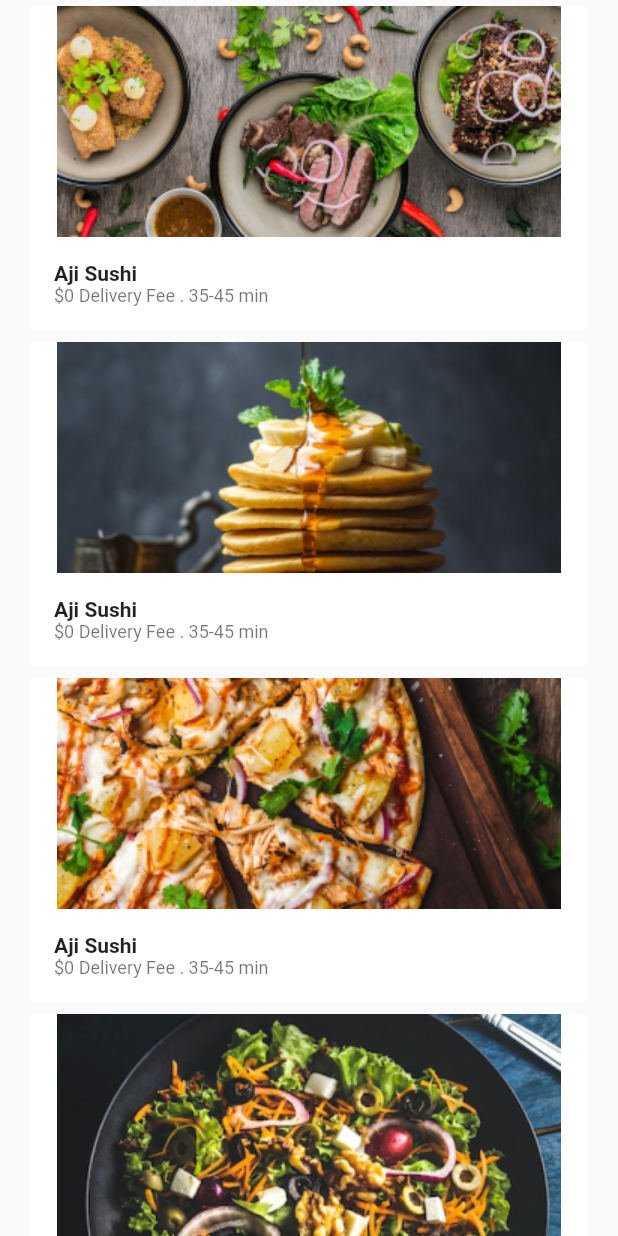
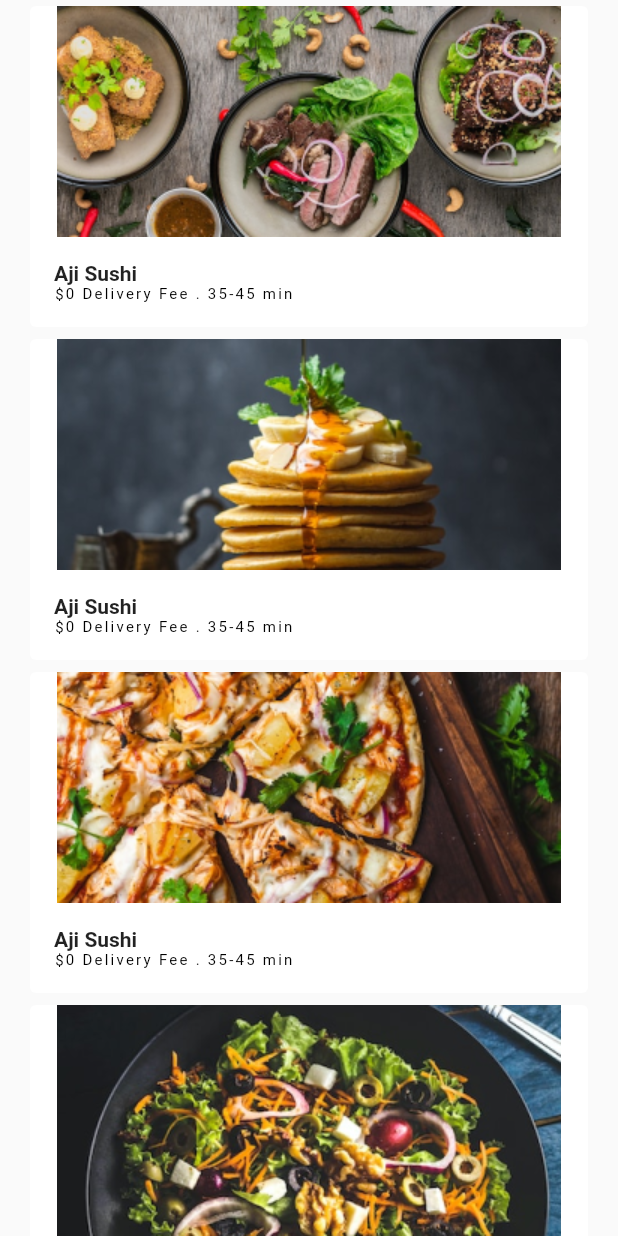
Before and after one commit to robertodevs/flutter_microanimations, a Flutter app: the AnimatedScrollScreen screen opened directly, on a phone screen of 412 x 824 dp. Run offline on Flutter 3.47's test engine with Material 2 defaults, Android fonts, the phone set to English and light mode, and no system bars; our stand-ins replace dots_indicator, font_awesome_flutter, lottie.

Commit message:
IMP cleaning up

```diff
--- a/lib/animations/animated_scroll/pages/animated_scroll_screen.dart
+++ b/lib/animations/animated_scroll/pages/animated_scroll_screen.dart
@@ -26,8 +26,8 @@ class AnimatedScrollScreen extends StatelessWidget {
                     child: Column(
                       crossAxisAlignment: CrossAxisAlignment.start,
                       children: [
-                        Row(
-                          children: const [
+                        const Row(
+                          children: [
                             Text(
                               'Aji Sushi',
                               style: TextStyle(fontWeight: FontWeight.bold),
@@ -35,7 +35,7 @@ class AnimatedScrollScreen extends StatelessWidget {
                           ],
                         ),
                         Text('\$0 Delivery Fee . 35-45 min',
-                            style: Theme.of(context).textTheme.caption),
+                            style: Theme.of(context).textTheme.labelSmall),
                       ],
                     ),
                   ),
--- a/lib/animations/figma_to_lottie.dart
+++ b/lib/animations/figma_to_lottie.dart
@@ -18,6 +18,9 @@ class _FigmaToLottieState extends State<FigmaToLottie>
         duration: const Duration(
           milliseconds: 1000,
         ));
+    if (_controller.isCompleted) {
+      Navigator.of(context).pop();
+    }
     super.initState();
   }
 
@@ -39,7 +42,8 @@ class _FigmaToLottieState extends State<FigmaToLottie>
             repeat: false,
             controller: _controller,
           ),
-      )),
+        ),
+      ),
     );
   }
 }
--- a/lib/animations/raiting_interaction_screen.dart
+++ b/lib/animations/raiting_interaction_screen.dart
@@ -160,7 +160,6 @@ class _RaitingInteractionScreenState extends State<RaitingInteractionScreen>
       width: 300,
       child: ElevatedButton(
         style: ElevatedButton.styleFrom(
-          primary: Colors.black,
           shape: RoundedRectangleBorder(
             borderRadius: BorderRadius.circular(30.0),
           ),
```
Also changed, not shown: lib/animations/notification_rotation.dart (+3 -4 lines), 3 other files. Lines whose indentation alone changed are shown as unchanged.
